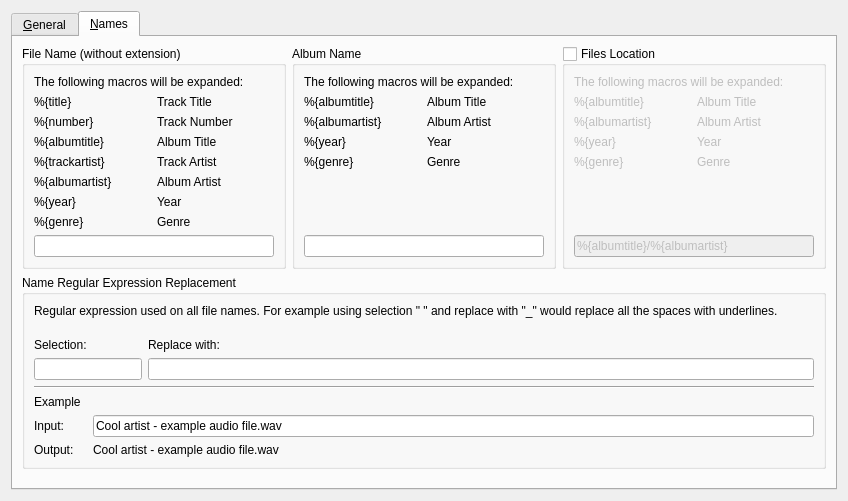
This is kcmaudiocd/audiocdconfig.ui in KDE/audiocd-kio as Qt 5 draws it before an edit. The edited form follows.
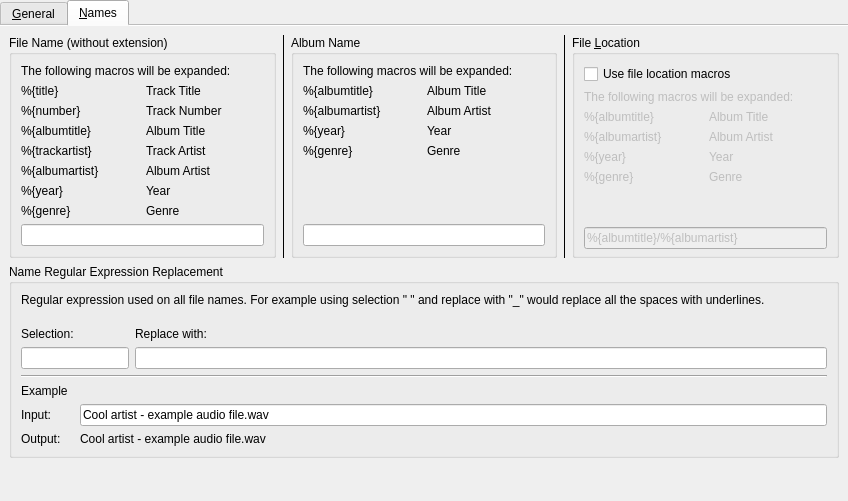
This is the edited form. The open tabs and pages were chosen to show the change. Custom widgets are drawn as their Qt base class.

Commit message: Use flat QGroupBoxes, set documentMode on QTabWidgets, and remove excess padding

Patch:
```diff
--- a/kcmaudiocd/audiocdconfig.ui
+++ b/kcmaudiocd/audiocdconfig.ui
@@ -11,6 +11,18 @@
    </rect>
   </property>
   <layout class="QGridLayout" name="gridLayout">
+   <property name="leftMargin">
+    <number>0</number>
+   </property>
+   <property name="topMargin">
+    <number>0</number>
+   </property>
+   <property name="rightMargin">
+    <number>0</number>
+   </property>
+   <property name="bottomMargin">
+    <number>0</number>
+   </property>
    <item row="0" column="0">
     <widget class="QTabWidget" name="tabWidget">
      <property name="sizePolicy">
@@ -20,7 +32,10 @@
       </sizepolicy>
      </property>
      <property name="currentIndex">
-      <number>0</number>
+      <number>1</number>
+     </property>
+     <property name="documentMode">
+      <bool>true</bool>
      </property>
      <widget class="QWidget" name="tabGeneral">
       <attribute name="title">
@@ -153,11 +168,264 @@
        <string>&amp;Names</string>
       </attribute>
       <layout class="QGridLayout" name="gridLayout_2">
+       <item row="0" column="2">
+        <widget class="QGroupBox" name="albumNameGroupBox">
+         <property name="title">
+          <string>Album Name</string>
+         </property>
+         <property name="flat">
+          <bool>true</bool>
+         </property>
+         <layout class="QVBoxLayout">
+          <item>
+           <widget class="QLabel" name="fileNameLabel_2">
+            <property name="text">
+             <string>The following macros will be expanded:</string>
+            </property>
+            <property name="wordWrap">
+             <bool>false</bool>
+            </property>
+           </widget>
+          </item>
+          <item>
+           <layout class="QGridLayout">
+            <item row="2" column="1">
+             <widget class="QLabel" name="textLabel20">
+              <property name="text">
+               <string>Year</string>
+              </property>
+              <property name="wordWrap">
+               <bool>false</bool>
+              </property>
+             </widget>
+            </item>
+            <item row="1" column="0">
+             <widget class="QLabel" name="textLabel15">
+              <property name="text">
+               <string>%{albumartist}</string>
+              </property>
+              <property name="wordWrap">
+               <bool>false</bool>
+              </property>
+             </widget>
+            </item>
+            <item row="2" column="0">
+             <widget class="QLabel" name="textLabel16">
+              <property name="text">
+               <string>%{year}</string>
+              </property>
+              <property name="wordWrap">
+               <bool>false</bool>
+              </property>
+             </widget>
+            </item>
+            <item row="3" column="1">
+             <widget class="QLabel" name="textLabel21">
+              <property name="text">
+               <string>Genre</string>
+              </property>
+              <property name="wordWrap">
+               <bool>false</bool>
+              </property>
+             </widget>
+            </item>
+            <item row="1" column="1">
+             <widget class="QLabel" name="textLabel19">
+              <property name="text">
+               <string>Album Artist</string>
+              </property>
+              <property name="wordWrap">
+               <bool>false</bool>
+              </property>
+             </widget>
+            </item>
+            <item row="0" column="1">
+             <widget class="QLabel" name="textLabel18">
+              <property name="text">
+               <string>Album Title</string>
+              </property>
+              <property name="wordWrap">
+               <bool>false</bool>
+              </property>
+             </widget>
+            </item>
+            <item row="3" column="0">
+             <widget class="QLabel" name="textLabel17">
+              <property name="text">
+               <string>%{genre}</string>
+              </property>
+              <property name="wordWrap">
+               <bool>false</bool>
+              </property>
+             </widget>
+            </item>
+            <item row="0" column="0">
+             <widget class="QLabel" name="textLabel14">
+              <property name="text">
+               <string>%{albumtitle}</string>
+              </property>
+              <property name="wordWrap">
+               <bool>false</bool>
+              </property>
+             </widget>
+            </item>
+           </layout>
+          </item>
+          <item>
+           <spacer name="spacer3">
+            <property name="orientation">
+             <enum>Qt::Orientation::Vertical</enum>
+            </property>
+            <property name="sizeType">
+             <enum>QSizePolicy::Policy::Expanding</enum>
+            </property>
+            <property name="sizeHint" stdset="0">
+             <size>
+              <width>20</width>
+              <height>31</height>
+             </size>
+            </property>
+           </spacer>
+          </item>
+          <item>
+           <widget class="QLineEdit" name="albumNameLineEdit"/>
+          </item>
+         </layout>
+        </widget>
+       </item>
+       <item row="2" column="0">
+        <spacer name="spacer4">
+         <property name="orientation">
+          <enum>Qt::Orientation::Vertical</enum>
+         </property>
+         <property name="sizeType">
+          <enum>QSizePolicy::Policy::Expanding</enum>
+         </property>
+         <property name="sizeHint" stdset="0">
+          <size>
+           <width>21</width>
+           <height>16</height>
+          </size>
+         </property>
+        </spacer>
+       </item>
+       <item row="1" column="0" colspan="5">
+        <widget class="QGroupBox" name="groupBox2">
+         <property name="title">
+          <string>Name Regular Expression Replacement</string>
+         </property>
+         <property name="flat">
+          <bool>true</bool>
+         </property>
+         <layout class="QGridLayout">
+          <item row="1" column="0">
+           <widget class="QLabel" name="textLabel2_2">
+            <property name="text">
+             <string>Selection:</string>
+            </property>
+            <property name="wordWrap">
+             <bool>true</bool>
+            </property>
+           </widget>
+          </item>
+          <item row="1" column="2">
+           <widget class="QLabel" name="textLabel3_2">
+            <property name="text">
+             <string>Replace with:</string>
+            </property>
+            <property name="wordWrap">
+             <bool>false</bool>
+            </property>
+           </widget>
+          </item>
+          <item row="5" column="1" colspan="2">
+           <widget class="QLineEdit" name="example">
+            <property name="text">
+             <string>Cool artist - example audio file.wav</string>
+            </property>
+           </widget>
+          </item>
+          <item row="0" column="0" colspan="3">
+           <widget class="QLabel" name="textLabel1">
+            <property name="text">
+             <string>Regular expression used on all file names. For example using selection &quot; &quot; and replace with &quot;_&quot; would replace all the spaces with underlines.
+</string>
+            </property>
+            <property name="alignment">
+             <set>Qt::AlignmentFlag::AlignVCenter</set>
+            </property>
+            <property name="wordWrap">
+             <bool>true</bool>
+            </property>
+           </widget>
+          </item>
+          <item row="2" column="0" colspan="2">
+           <widget class="QLineEdit" name="kcfg_replaceInput"/>
+          </item>
+          <item row="5" column="0">
+           <widget class="QLabel" name="inputlabel">
+            <property name="text">
+             <string>Input:</string>
+            </property>
+            <property name="wordWrap">
+             <bool>false</bool>
+            </property>
+           </widget>
+          </item>
+          <item row="6" column="0">
+           <widget class="QLabel" name="outputLabel">
+            <property name="text">
+             <string>Output:</string>
+            </property>
+            <property name="wordWrap">
+             <bool>false</bool>
+            </property>
+           </widget>
+          </item>
+          <item row="6" column="1" colspan="2">
+           <widget class="QLabel" name="exampleOutput">
+            <property name="text">
+             <string>Cool artist - example audio file.wav</string>
+            </property>
+            <property name="wordWrap">
+             <bool>false</bool>
+            </property>
+           </widget>
+          </item>
+          <item row="3" column="0" colspan="3">
+           <widget class="Line" name="line1">
+            <property name="frameShape">
+             <enum>QFrame::Shape::HLine</enum>
+            </property>
+            <property name="frameShadow">
+             <enum>QFrame::Shadow::Sunken</enum>
+            </property>
+           </widget>
+          </item>
+          <item row="4" column="0" colspan="2">
+           <widget class="QLabel" name="exampleLabel">
+            <property name="text">
+             <string>Example</string>
+            </property>
+            <property name="wordWrap">
+             <bool>false</bool>
+            </property>
+           </widget>
+          </item>
+          <item row="2" column="2">
+           <widget class="QLineEdit" name="kcfg_replaceOutput"/>
+          </item>
+         </layout>
+        </widget>
+       </item>
        <item row="0" column="0">
         <widget class="QGroupBox" name="fileNameGroupBox">
          <property name="title">
           <string>File Name (without extension)</string>
          </property>
+         <property name="flat">
+          <bool>true</bool>
+         </property>
          <layout class="QGridLayout" name="gridLayout_3">
           <item row="0" column="0">
            <widget class="QLabel" name="textLabel1_2">
@@ -319,384 +587,188 @@
          </layout>
         </widget>
        </item>
-       <item row="0" column="1">
-        <widget class="QGroupBox" name="albumNameGroupBox">
-         <property name="title">
-          <string>Album Name</string>
-         </property>
-         <layout class="QVBoxLayout">
-          <item>
-           <widget class="QLabel" name="fileNameLabel_2">
-            <property name="text">
-             <string>The following macros will be expanded:</string>
-            </property>
-            <property name="wordWrap">
-             <bool>false</bool>
-            </property>
-           </widget>
-          </item>
-          <item>
-           <layout class="QGridLayout">
-            <item row="2" column="1">
-             <widget class="QLabel" name="textLabel20">
-              <property name="text">
-               <string>Year</string>
-              </property>
-              <property name="wordWrap">
-               <bool>false</bool>
-              </property>
-             </widget>
-            </item>
-            <item row="1" column="0">
-             <widget class="QLabel" name="textLabel15">
-              <property name="text">
-               <string>%{albumartist}</string>
-              </property>
-              <property name="wordWrap">
-               <bool>false</bool>
-              </property>
-             </widget>
-            </item>
-            <item row="2" column="0">
-             <widget class="QLabel" name="textLabel16">
-              <property name="text">
-               <string>%{year}</string>
-              </property>
-              <property name="wordWrap">
-               <bool>false</bool>
-              </property>
-             </widget>
-            </item>
-            <item row="3" column="1">
-             <widget class="QLabel" name="textLabel21">
-              <property name="text">
-               <string>Genre</string>
-              </property>
-              <property name="wordWrap">
-               <bool>false</bool>
-              </property>
-             </widget>
-            </item>
-            <item row="1" column="1">
-             <widget class="QLabel" name="textLabel19">
-              <property name="text">
-               <string>Album Artist</string>
-              </property>
-              <property name="wordWrap">
-               <bool>false</bool>
-              </property>
-             </widget>
-            </item>
-            <item row="0" column="1">
-             <widget class="QLabel" name="textLabel18">
-              <property name="text">
-               <string>Album Title</string>
-              </property>
-              <property name="wordWrap">
-               <bool>false</bool>
-              </property>
-             </widget>
-            </item>
-            <item row="3" column="0">
-             <widget class="QLabel" name="textLabel17">
-              <property name="text">
-               <string>%{genre}</string>
-              </property>
-              <property name="wordWrap">
-               <bool>false</bool>
-              </property>
-             </widget>
-            </item>
-            <item row="0" column="0">
-             <widget class="QLabel" name="textLabel14">
-              <property name="text">
-               <string>%{albumtitle}</string>
-              </property>
-              <property name="wordWrap">
-               <bool>false</bool>
-              </property>
-             </widget>
-            </item>
-           </layout>
-          </item>
-          <item>
-           <spacer name="spacer3">
-            <property name="orientation">
-             <enum>Qt::Vertical</enum>
-            </property>
-            <property name="sizeType">
-             <enum>QSizePolicy::Expanding</enum>
-            </property>
-            <property name="sizeHint" stdset="0">
-             <size>
-              <width>20</width>
-              <height>31</height>
-             </size>
-            </property>
-           </spacer>
-          </item>
-          <item>
-           <widget class="QLineEdit" name="albumNameLineEdit"/>
-          </item>
-         </layout>
-        </widget>
-       </item>
-       <item row="0" column="2">
+       <item row="0" column="4">
         <widget class="QGroupBox" name="fileLocationGroupBox">
          <property name="whatsThis">
           <string>This defines where files will appear in relation to the encoder root, you can use / to create subdirectories. E.g: %{albumartist}/%{albumtitle} </string>
          </property>
          <property name="title">
-          <string>Files Location</string>
+          <string>File &amp;Location</string>
+         </property>
+         <property name="flat">
+          <bool>true</bool>
          </property>
          <property name="checkable">
-          <bool>true</bool>
+          <bool>false</bool>
          </property>
          <property name="checked">
           <bool>false</bool>
          </property>
          <layout class="QVBoxLayout" name="_2">
+          <property name="bottomMargin">
+           <number>6</number>
+          </property>
           <item>
-           <widget class="QLabel" name="fileNameLabel_3">
+           <widget class="QCheckBox" name="fileLocationCheckBox">
             <property name="text">
-             <string>The following macros will be expanded:</string>
+             <string>Use file location macros</string>
             </property>
-            <property name="wordWrap">
-             <bool>false</bool>
-            </property>
            </widget>
           </item>
           <item>
-           <layout class="QGridLayout" name="_3">
-            <item row="2" column="1">
-             <widget class="QLabel" name="textLabel20_2">
-              <property name="text">
-               <string>Year</string>
-              </property>
-              <property name="wordWrap">
-               <bool>false</bool>
-              </property>
-             </widget>
-            </item>
-            <item row="1" column="0">
-             <widget class="QLabel" name="textLabel15_2">
-              <property name="text">
-               <string>%{albumartist}</string>
-              </property>
-              <property name="wordWrap">
-               <bool>false</bool>
-              </property>
-             </widget>
-            </item>
-            <item row="2" column="0">
-             <widget class="QLabel" name="textLabel16_2">
-              <property name="text">
-               <string>%{year}</string>
-              </property>
-              <property name="wordWrap">
-               <bool>false</bool>
-              </property>
-             </widget>
-            </item>
-            <item row="3" column="1">
-             <widget class="QLabel" name="textLabel21_2">
-              <property name="text">
-               <string>Genre</string>
-              </property>
-              <property name="wordWrap">
-               <bool>false</bool>
-              </property>
-             </widget>
-            </item>
-            <item row="1" column="1">
-             <widget class="QLabel" name="textLabel19_2">
-              <property name="text">
-               <string>Album Artist</string>
-              </property>
-              <property name="wordWrap">
-               <bool>false</bool>
-              </property>
-             </widget>
-            </item>
-            <item row="0" column="1">
-             <widget class="QLabel" name="textLabel18_2">
-              <property name="text">
-               <string>Album Title</string>
-              </property>
-              <property name="wordWrap">
-               <bool>false</bool>
-              </property>
-             </widget>
-            </item>
-            <item row="3" column="0">
-             <widget class="QLabel" name="textLabel17_2">
-              <property name="text">
-               <string>%{genre}</string>
-              </property>
-              <property name="wordWrap">
-               <bool>false</bool>
-              </property>
-             </widget>
-            </item>
-            <item row="0" column="0">
-             <widget class="QLabel" name="textLabel14_2">
-              <property name="text">
-               <string>%{albumtitle}</string>
-              </property>
-              <property name="wordWrap">
-               <bool>false</bool>
-              </property>
-             </widget>
-            </item>
-           </layout>
-          </item>
-          <item>
-           <spacer name="spacer3_2">
-            <property name="orientation">
-             <enum>Qt::Vertical</enum>
+           <widget class="QWidget" name="fileLocationVerticalWidget" native="true">
+            <property name="enabled">
+             <bool>false</bool>
             </property>
-            <property name="sizeType">
-             <enum>QSizePolicy::Expanding</enum>
-            </property>
-            <property name="sizeHint" stdset="0">
-             <size>
-              <width>20</width>
-              <height>31</height>
-             </size>
-            </property>
-           </spacer>
-          </item>
-          <item>
-           <widget class="QLineEdit" name="fileLocationLineEdit">
-            <property name="text">
-             <string>%{albumtitle}/%{albumartist}</string>
-            </property>
+            <layout class="QVBoxLayout" name="fileLocationVerticalLayout">
+             <property name="leftMargin">
+              <number>0</number>
+             </property>
+             <property name="topMargin">
+              <number>0</number>
+             </property>
+             <property name="rightMargin">
+              <number>0</number>
+             </property>
+             <property name="bottomMargin">
+              <number>0</number>
+             </property>
+             <item>
+              <widget class="QLabel" name="fileNameLabel_3">
+               <property name="text">
+                <string>The following macros will be expanded:</string>
+               </property>
+               <property name="wordWrap">
+                <bool>false</bool>
+               </property>
+              </widget>
+             </item>
+             <item>
+              <layout class="QGridLayout" name="_3">
+               <item row="3" column="1">
+                <widget class="QLabel" name="textLabel21_2">
+                 <property name="text">
+                  <string>Genre</string>
+                 </property>
+                 <property name="wordWrap">
+                  <bool>false</bool>
+                 </property>
+                </widget>
+               </item>
+               <item row="0" column="1">
+                <widget class="QLabel" name="textLabel18_2">
+                 <property name="text">
+                  <string>Album Title</string>
+                 </property>
+                 <property name="wordWrap">
+                  <bool>false</bool>
+                 </property>
+                </widget>
+               </item>
+               <item row="2" column="0">
+                <widget class="QLabel" name="textLabel16_2">
+                 <property name="text">
+                  <string>%{year}</string>
+                 </property>
+                 <property name="wordWrap">
+                  <bool>false</bool>
+                 </property>
+                </widget>
+               </item>
+               <item row="3" column="0">
+                <widget class="QLabel" name="textLabel17_2">
+                 <property name="text">
+                  <string>%{genre}</string>
+                 </property>
+                 <property name="wordWrap">
+                  <bool>false</bool>
+                 </property>
+                </widget>
+               </item>
+               <item row="0" column="0">
+                <widget class="QLabel" name="textLabel14_2">
+                 <property name="text">
+                  <string>%{albumtitle}</string>
+                 </property>
+                 <property name="wordWrap">
+                  <bool>false</bool>
+                 </property>
+                </widget>
+               </item>
+               <item row="1" column="0">
+                <widget class="QLabel" name="textLabel15_2">
+                 <property name="text">
+                  <string>%{albumartist}</string>
+                 </property>
+                 <property name="wordWrap">
+                  <bool>false</bool>
+                 </property>
+                </widget>
+               </item>
+               <item row="2" column="1">
+                <widget class="QLabel" name="textLabel20_2">
+                 <property name="text">
+                  <string>Year</string>
+                 </property>
+                 <property name="wordWrap">
+                  <bool>false</bool>
+                 </property>
+                </widget>
+               </item>
+               <item row="1" column="1">
+                <widget class="QLabel" name="textLabel19_2">
+                 <property name="text">
+                  <string>Album Artist</string>
+                 </property>
+                 <property name="wordWrap">
+                  <bool>false</bool>
+                 </property>
+                </widget>
+               </item>
+              </layout>
+             </item>
+             <item>
+              <spacer name="spacer3_2">
+               <property name="orientation">
+                <enum>Qt::Orientation::Vertical</enum>
+               </property>
+               <property name="sizeType">
+                <enum>QSizePolicy::Policy::Expanding</enum>
+               </property>
+               <property name="sizeHint" stdset="0">
+                <size>
+                 <width>20</width>
+                 <height>31</height>
+                </size>
+               </property>
+              </spacer>
+             </item>
+             <item>
+              <widget class="QLineEdit" name="fileLocationLineEdit">
+               <property name="text">
+                <string>%{albumtitle}/%{albumartist}</string>
+               </property>
+              </widget>
+             </item>
+            </layout>
            </widget>
           </item>
          </layout>
         </widget>
        </item>
-       <item row="1" column="0" colspan="3">
-        <widget class="QGroupBox" name="groupBox2">
-         <property name="title">
-          <string>Name Regular Expression Replacement</string>
+       <item row="0" column="1">
+        <widget class="KSeparator" name="kseparator">
+         <property name="frameShape">
+          <enum>QFrame::Shape::VLine</enum>
          </property>
-         <layout class="QGridLayout">
-          <item row="1" column="0">
-           <widget class="QLabel" name="textLabel2_2">
-            <property name="text">
-             <string>Selection:</string>
-            </property>
-            <property name="wordWrap">
-             <bool>true</bool>
-            </property>
-           </widget>
-          </item>
-          <item row="0" column="0" colspan="3">
-           <widget class="QLabel" name="textLabel1">
-            <property name="text">
-             <string>Regular expression used on all file names. For example using selection &quot; &quot; and replace with &quot;_&quot; would replace all the spaces with underlines.
-</string>
-            </property>
-            <property name="alignment">
-             <set>Qt::AlignVCenter</set>
-            </property>
-            <property name="wordWrap">
-             <bool>true</bool>
-            </property>
-           </widget>
-          </item>
-          <item row="5" column="0">
-           <widget class="QLabel" name="inputlabel">
-            <property name="text">
-             <string>Input:</string>
-            </property>
-            <property name="wordWrap">
-             <bool>false</bool>
-            </property>
-           </widget>
-          </item>
-          <item row="6" column="0">
-           <widget class="QLabel" name="outputLabel">
-            <property name="text">
-             <string>Output:</string>
-            </property>
-            <property name="wordWrap">
-             <bool>false</bool>
-            </property>
-           </widget>
-          </item>
-          <item row="4" column="0" colspan="2">
-           <widget class="QLabel" name="exampleLabel">
-            <property name="text">
-             <string>Example</string>
-            </property>
-            <property name="wordWrap">
-             <bool>false</bool>
-            </property>
-           </widget>
-          </item>
-          <item row="6" column="1" colspan="2">
-           <widget class="QLabel" name="exampleOutput">
-            <property name="text">
-             <string>Cool artist - example audio file.wav</string>
-            </property>
-            <property name="wordWrap">
-             <bool>false</bool>
-            </property>
-           </widget>
-          </item>
-          <item row="5" column="1" colspan="2">
-           <widget class="QLineEdit" name="example">
-            <property name="text">
-             <string>Cool artist - example audio file.wav</string>
-            </property>
-           </widget>
-          </item>
-          <item row="2" column="0" colspan="2">
-           <widget class="QLineEdit" name="kcfg_replaceInput"/>
-          </item>
-          <item row="2" column="2">
-           <widget class="QLineEdit" name="kcfg_replaceOutput"/>
-          </item>
-          <item row="1" column="2">
-           <widget class="QLabel" name="textLabel3_2">
-            <property name="text">
-             <string>Replace with:</string>
-            </property>
-            <property name="wordWrap">
-             <bool>false</bool>
-            </property>
-           </widget>
-          </item>
-          <item row="3" column="0" colspan="3">
-           <widget class="Line" name="line1">
-            <property name="frameShape">
-             <enum>QFrame::HLine</enum>
-            </property>
-            <property name="frameShadow">
-             <enum>QFrame::Sunken</enum>
-            </property>
-           </widget>
-          </item>
-         </layout>
         </widget>
        </item>
-       <item row="2" column="0">
-        <spacer name="spacer4">
-         <property name="orientation">
-          <enum>Qt::Vertical</enum>
+       <item row="0" column="3">
+        <widget class="KSeparator" name="kseparator_2">
+         <property name="frameShape">
+          <enum>QFrame::Shape::VLine</enum>
          </property>
-         <property name="sizeType">
-          <enum>QSizePolicy::Expanding</enum>
-         </property>
-         <property name="sizeHint" stdset="0">
-          <size>
-           <width>21</width>
-           <height>16</height>
-          </size>
-         </property>
-        </spacer>
+        </widget>
        </item>
       </layout>
      </widget>
@@ -704,6 +776,13 @@
    </item>
   </layout>
  </widget>
+ <customwidgets>
+  <customwidget>
+   <class>KSeparator</class>
+   <extends>QFrame</extends>
+   <header>kseparator.h</header>
+  </customwidget>
+ </customwidgets>
  <tabstops>
   <tabstop>tabWidget</tabstop>
   <tabstop>ec_enable_check</tabstop>
```
Left out of the diff: 174 changed lines with no effect on the pictures. The commit also changes 7 other files.
